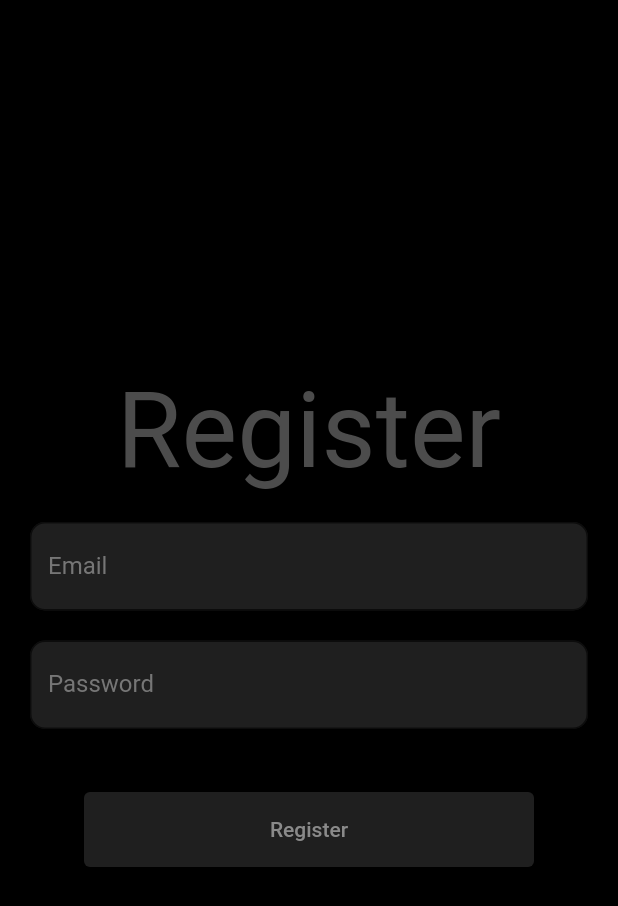
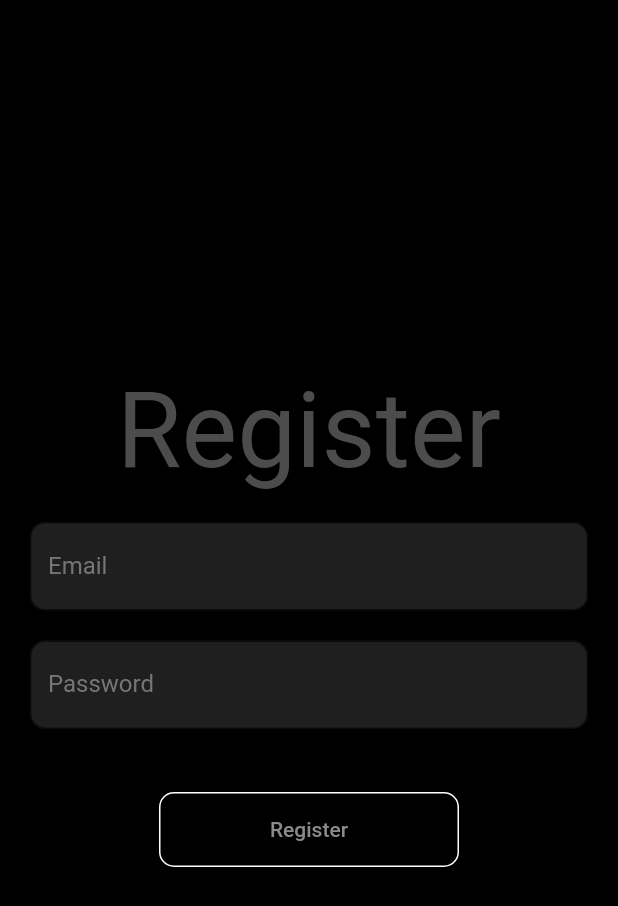
Before and after one commit to amna-kamran/Rentatouille-App, a Flutter app: the screen it shows after launch, after a tap on "Register", on a phone screen of 412 x 824 dp. Shown: the top 906 px of the screen. Run offline on Flutter 3.47's test engine with Material 2 defaults, Android fonts, the phone set to English and light mode, and no system bars; drawn by our look-alikes of flutter_form_builder; our stand-ins replace cloud_firestore, firebase_auth, firebase_core, flutter_svg, form_builder_validators, google_fonts and 1 more; accounts and stored records are empty.

Commit message:
login fixed

```diff
--- a/lib/screens/home/home.dart
+++ b/lib/screens/home/home.dart
@@ -10,13 +10,13 @@ class Home extends StatelessWidget {
     return Center(
         child: Column(
       children: [
-        Text("home"),
+        const Text("home"),
         OutlinedButton(
           onPressed: () async {
             await GoogleAuthHelper.signOut();
             await AuthProvider.logout();
           },
-          child: const Text("logout"),
+          child: Text(AuthProvider.getCurrentUserEmail().toString()),
         )
       ],
     ));
--- a/lib/screens/login/login.dart
+++ b/lib/screens/login/login.dart
@@ -16,6 +16,7 @@ class LoginScreen extends StatelessWidget {
   @override
   Widget build(BuildContext context) {
     return const Scaffold(
+      resizeToAvoidBottomInset: false,
       body: _Body(),
     );
   }
--- a/lib/screens/login/widget/_body.dart
+++ b/lib/screens/login/widget/_body.dart
@@ -27,7 +27,6 @@ class _BodyState extends State<_Body> {
           ),
         ),
         child: Column(
-          mainAxisAlignment: MainAxisAlignment.center,
           crossAxisAlignment: CrossAxisAlignment.center,
           children: [
             RichText(
--- a/lib/screens/signup/register.dart
+++ b/lib/screens/signup/register.dart
@@ -13,6 +13,7 @@ class RegisterScreen extends StatelessWidget {
   @override
   Widget build(BuildContext context) {
     return const Scaffold(
+      resizeToAvoidBottomInset: false,
       body: _Body(),
     );
   }
--- a/lib/screens/signup/widget/_body.dart
+++ b/lib/screens/signup/widget/_body.dart
@@ -40,13 +40,14 @@ class __BodyState extends State<_Body> {
                 isLoading
                     ? const CircularProgressIndicator()
                     : ElevatedButton(
-                        style: ButtonStyle(
-                          fixedSize: MaterialStateProperty.all<Size>(
-                              const Size(300, 50)),
-                          foregroundColor: MaterialStateProperty.all<Color>(
-                              CustomColors.lightGrey),
-                          backgroundColor: MaterialStateProperty.all<Color>(
-                              CustomColors.accent),
+                        style: ElevatedButton.styleFrom(
+                          primary: Colors.transparent,
+                          onPrimary: CustomColors.lightGrey,
+                          fixedSize: const Size(200, 50),
+                          shape: RoundedRectangleBorder(
+                            borderRadius: BorderRadius.circular(10),
+                            side: const BorderSide(color: Colors.white),
+                          ),
                         ),
                         onPressed: () async {
                           final form = _Body._formKey.currentState;
```
Also changed, not shown: pubspec.yaml (+4 -6 lines).
